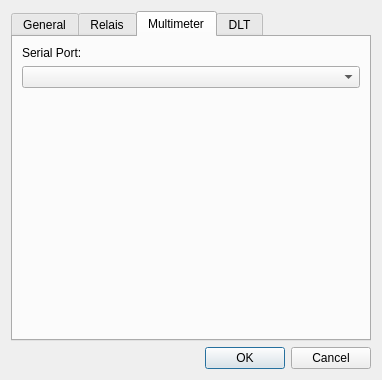
alexmucde/DLTPower, file settingsdialog.ui: the form before one commit.
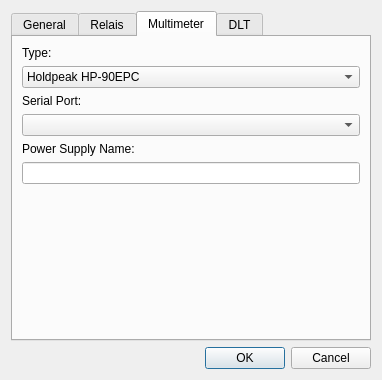
The form after the commit. The open tabs and pages were chosen to show the change.

Commit message: Added support of power supply

What changed in the file:
```diff
--- a/settingsdialog.ui
+++ b/settingsdialog.ui
@@ -171,6 +171,27 @@
        <string>Multimeter</string>
       </attribute>
       <layout class="QVBoxLayout" name="verticalLayout_6">
+       <item>
+        <widget class="QLabel" name="label_11">
+         <property name="text">
+          <string>Type:</string>
+         </property>
+        </widget>
+       </item>
+       <item>
+        <widget class="QComboBox" name="comboBoxType">
+         <item>
+          <property name="text">
+           <string>Holdpeak HP-90EPC</string>
+          </property>
+         </item>
+         <item>
+          <property name="text">
+           <string>Manson HCS-3302</string>
+          </property>
+         </item>
+        </widget>
+       </item>
        <item>
         <widget class="QLabel" name="label_10">
          <property name="text">
@@ -181,6 +202,16 @@
        <item>
         <widget class="QComboBox" name="comboBoxSerialPortMultimeter"/>
        </item>
+       <item>
+        <widget class="QLabel" name="label_12">
+         <property name="text">
+          <string>Power Supply Name:</string>
+         </property>
+        </widget>
+       </item>
+       <item>
+        <widget class="QLineEdit" name="lineEditPowerName"/>
+       </item>
        <item>
         <spacer name="verticalSpacer_4">
          <property name="orientation">
```
The commit also changes 6 other files.
